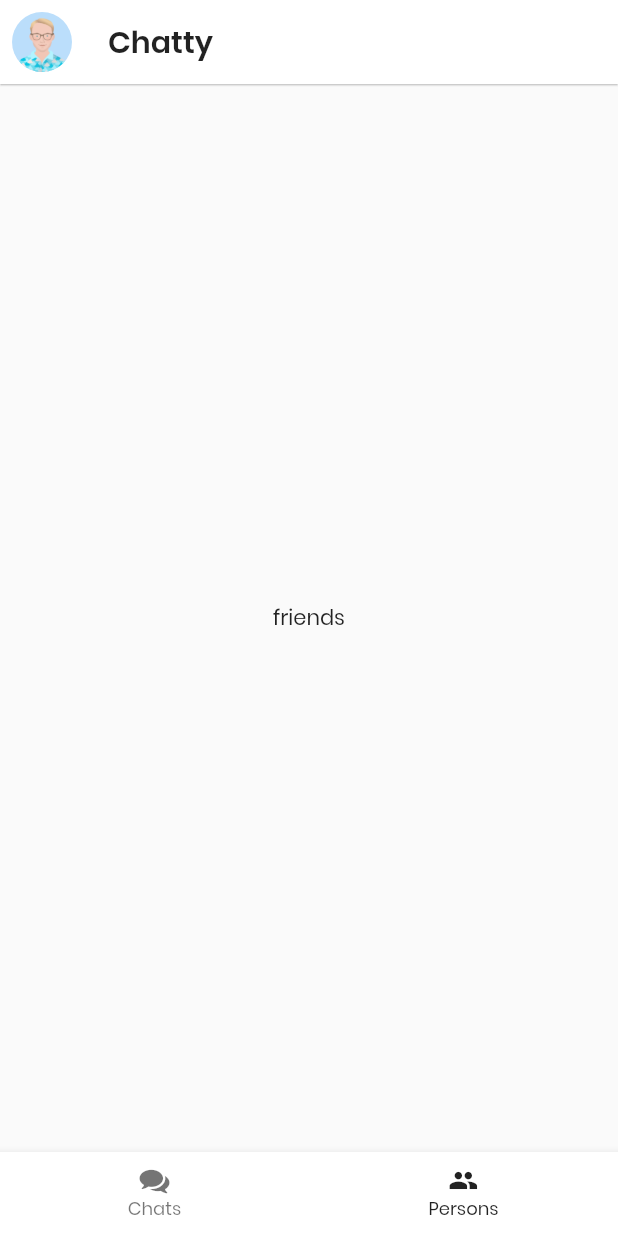
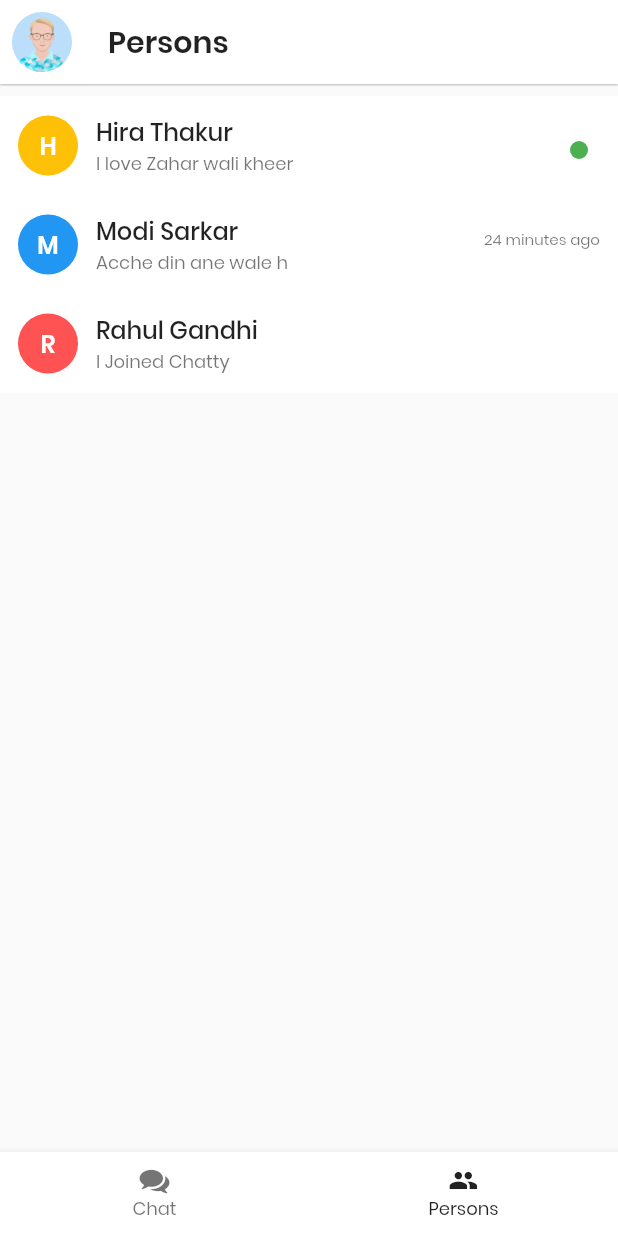
Before and after one commit to shmehdi01/Chatty, a Flutter app: the screen it shows after launch, item 2 of the bottom bar chosen, on a phone screen of 412 x 824 dp. Run offline on Flutter 3.47's test engine with Material 2 defaults, Android fonts, the phone set to English and light mode, and no system bars.

Commit message:
Feature:friends_body:added ui

```diff
--- a/lib/app_constant.dart
+++ b/lib/app_constant.dart
@@ -1,5 +1,7 @@
 const APP_NAME = 'Chatty';
 const IMAGE_PATH = 'assets/images/';
+const CHAT = "Chat";
+const PERSONS = "Persons";
 
 class ChattyFont {
   static const REGULAR = 'poppins_regular';
--- a/lib/chat_body.dart
+++ b/lib/chat_body.dart
@@ -62,10 +62,9 @@ class ChatTile extends StatelessWidget {
       color: Colors.white,
       child: InkWell(
         onTap: () {
-          onTap();
+         if(onTap != null) onTap();
         },
         child: Container(
-
           padding: EdgeInsets.all(12),
           child: Row(
             children: <Widget>[
--- a/lib/chatty_home.dart
+++ b/lib/chatty_home.dart
@@ -2,7 +2,7 @@ import 'package:chatty/presentations/chatty_icons_icons.dart';
 import 'package:flutter/material.dart';
 import 'app_constant.dart';
 import 'chat_body.dart';
-import 'friends_body.dart';
+import 'person_page/friends_body.dart';
 
 class ChatHome extends StatefulWidget {
   @override
@@ -24,8 +24,8 @@ class _ChatHomeState extends State<ChatHome> {
         ),
       ),
       title: Text(
-        APP_NAME,
-        style: TextStyle(fontFamily: 'poppins_semibold'),
+        _selectedIndex == 0 ? APP_NAME : PERSONS,
+        style: TextStyle(fontFamily: ChattyFont.SEMIBOLD),
       ),
     );
   }
@@ -34,9 +34,9 @@ class _ChatHomeState extends State<ChatHome> {
     return BottomNavigationBar(
       elevation: 5,
       items: <BottomNavigationBarItem>[
-        BottomNavigationBarItem(title: Text('Chats'), icon: Icon(ChattyIcons.chat)),
+        BottomNavigationBarItem(title: Text(CHAT), icon: Icon(ChattyIcons.chat)),
         BottomNavigationBarItem(
-            title: Text('Persons'), icon: Icon(ChattyIcons.people)),
+            title: Text(PERSONS), icon: Icon(ChattyIcons.people)),
       ],
       currentIndex: _selectedIndex,
       selectedItemColor: Colors.black87,
--- a/lib/friends_body.dart
+++ /dev/null
@@ -1,11 +0,0 @@
-
-import 'package:flutter/material.dart';
-
-class FirendsBody extends StatelessWidget {
-  @override
-  Widget build(BuildContext context) {
-    return Container(
-      child: Center(child: Text("friends")),
-    );
-  }
-}
--- /dev/null
+++ b/lib/person_page/friends_body.dart
@@ -0,0 +1,115 @@
+import 'package:flutter/material.dart';
+
+import '../app_constant.dart';
+
+class FirendsBody extends StatelessWidget {
+  @override
+  Widget build(BuildContext context) {
+    return Container(
+      margin: EdgeInsets.only(top: 8),
+      child: ListView(
+        children: <Widget>[
+          FirendListItem(
+            "Hira Thakur",
+            status: "I love Zahar wali kheer",
+            isOnline: true,
+            chatColor: Colors.amber,
+          ),
+          FirendListItem(
+            "Modi Sarkar",
+            status: "Acche din ane wale h",
+            time: "24 minutes ago",
+          ),
+          FirendListItem(
+            "Rahul Gandhi",
+            chatColor: Colors.redAccent,
+          )
+        ],
+      ),
+    );
+  }
+}
+
+class FirendListItem extends StatelessWidget {
+  String _name;
+  String status;
+  String time;
+  bool isOnline;
+  Color chatColor;
+  VoidCallback onTap;
+
+  FirendListItem(this._name,
+      {this.time = "",
+      this.status = "I Joined Chatty",
+      this.isOnline = false,
+      this.chatColor = Colors.blue,
+      this.onTap});
+
+  @override
+  Widget build(BuildContext context) {
+    return Material(
+      color: Colors.white,
+      child: InkWell(
+        onTap: () {
+          if (onTap != null) onTap();
+        },
+        child: Container(
+          padding: EdgeInsets.all(12),
+          child: Row(
+            children: <Widget>[
+              CircleAvatar(
+                child: Text(
+                  _name[0],
+                  style: TextStyle(
+                      fontFamily: ChattyFont.SEMIBOLD, color: Colors.white),
+                ),
+                backgroundColor: chatColor,
+              ),
+              Padding(
+                padding: EdgeInsets.only(right: 12),
+              ),
+              Expanded(
+                child: Column(
+                  crossAxisAlignment: CrossAxisAlignment.start,
+                  children: <Widget>[
+                    Text(_name,
+                        style: TextStyle(
+                            fontSize: 16, fontFamily: ChattyFont.MEDIUM)),
+                    Text(
+                      status,
+                      style: TextStyle(
+                        fontSize: 12,
+                        color: Colors.black54,
+                        fontFamily: ChattyFont.REGULAR,
+                      ),
+                    )
+                  ],
+                ),
+              ),
+              Column(
+                children: <Widget>[
+                  if (!isOnline)
+                    Text(
+                      time,
+                      style: (TextStyle(fontSize: 10, color: Colors.black54)),
+                    ),
+                  Padding(
+                    padding: EdgeInsets.only(bottom: 6),
+                  ),
+                  if (isOnline)
+                    Container(
+                      margin: EdgeInsets.only(right: 8),
+                      height: 12,
+                      width: 12,
+                      decoration: BoxDecoration(
+                          shape: BoxShape.circle, color: Colors.green),
+                    )
+                ],
+              )
+            ],
+          ),
+        ),
+      ),
+    );
+  }
+}
```
